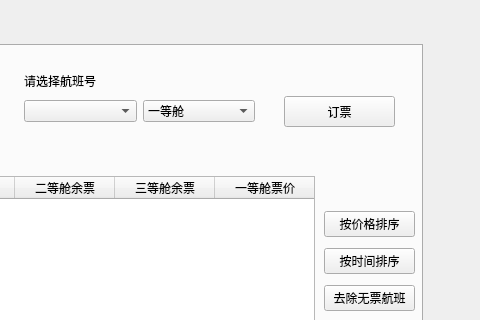
Old version of the form ticketmanagesystem.ui in the repository Ecazy/TicketManageSystem; both pictures show x 498 to 978 and y 0 to 320 of the 978 by 447 pixel window.
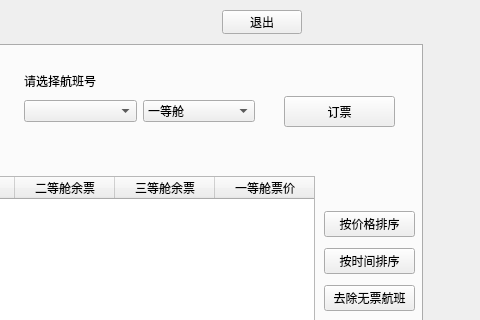
New version of the form.

What changed in the file:
```diff
--- a/ticketmanagesystem.ui
+++ b/ticketmanagesystem.ui
@@ -1014,6 +1014,19 @@
     <string/>
    </property>
   </widget>
+  <widget class="QPushButton" name="Exit">
+   <property name="geometry">
+    <rect>
+     <x>720</x>
+     <y>10</y>
+     <width>80</width>
+     <height>24</height>
+    </rect>
+   </property>
+   <property name="text">
+    <string>退出</string>
+   </property>
+  </widget>
  </widget>
  <resources/>
  <connections/>
```
Left out of the diff: 4 changed lines with no effect on the pictures.
